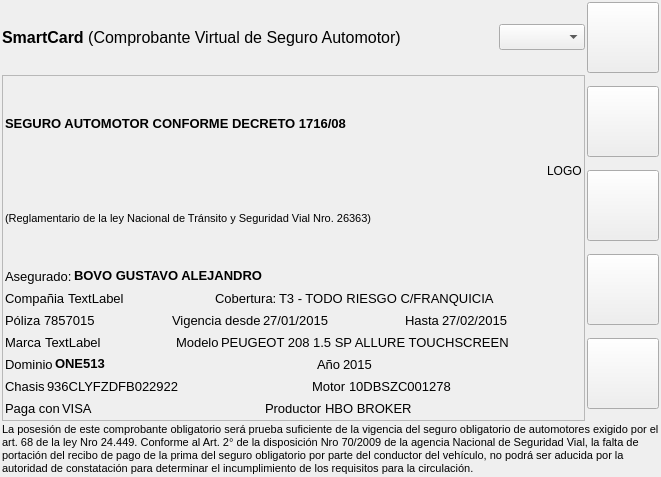
First picture: the form in dominioAsegurado/mainwindow.ui, repository diegowald/dominioSeguro, before the edit.
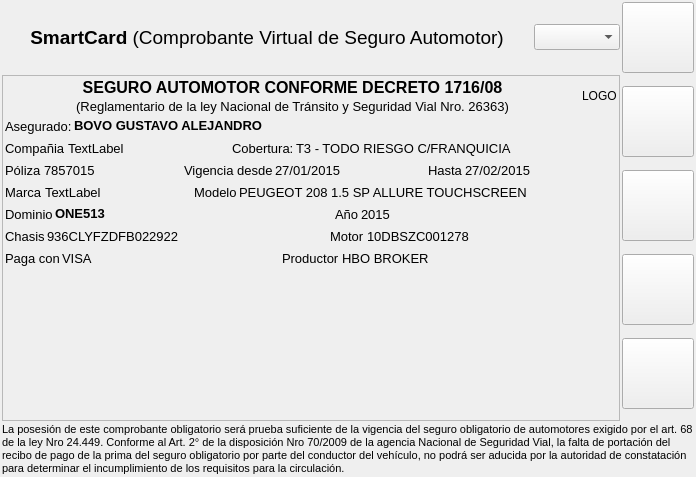
Second picture: the form after the edit. Icons and pictures are not drawn.

Commit message: correcciones esteticas en la pantalla ppal

Diff of the .ui file:
```diff
--- a/dominioAsegurado/mainwindow.ui
+++ b/dominioAsegurado/mainwindow.ui
@@ -6,7 +6,7 @@
    <rect>
     <x>0</x>
     <y>0</y>
-    <width>661</width>
+    <width>696</width>
     <height>477</height>
    </rect>
   </property>
@@ -48,29 +48,25 @@
       </property>
       <item>
        <widget class="QLabel" name="lblTitle">
+        <property name="sizePolicy">
+         <sizepolicy hsizetype="Expanding" vsizetype="Preferred">
+          <horstretch>0</horstretch>
+          <verstretch>0</verstretch>
+         </sizepolicy>
+        </property>
         <property name="font">
          <font>
-          <pointsize>12</pointsize>
+          <pointsize>14</pointsize>
          </font>
         </property>
         <property name="text">
          <string>&lt;html&gt;&lt;head/&gt;&lt;body&gt;&lt;p&gt;&lt;span style=&quot; font-weight:600;&quot;&gt;SmartCard&lt;/span&gt; (Comprobante Virtual de Seguro Automotor)&lt;/p&gt;&lt;/body&gt;&lt;/html&gt;</string>
         </property>
+        <property name="alignment">
+         <set>Qt::AlignCenter</set>
+        </property>
        </widget>
       </item>
-      <item>
-       <spacer name="horizontalSpacer_11">
-        <property name="orientation">
-         <enum>Qt::Horizontal</enum>
-        </property>
-        <property name="sizeHint" stdset="0">
-         <size>
-          <width>40</width>
-          <height>20</height>
-         </size>
-        </property>
-       </spacer>
-      </item>
       <item>
        <layout class="QHBoxLayout" name="horizontalLayout_3">
         <property name="spacing">
@@ -151,14 +147,14 @@
              <item>
               <widget class="QLabel" name="lbltiuloTarjeta">
                <property name="sizePolicy">
-                <sizepolicy hsizetype="Preferred" vsizetype="Expanding">
+                <sizepolicy hsizetype="Expanding" vsizetype="Preferred">
                  <horstretch>0</horstretch>
                  <verstretch>0</verstretch>
                 </sizepolicy>
                </property>
                <property name="font">
                 <font>
-                 <pointsize>10</pointsize>
+                 <pointsize>12</pointsize>
                 </font>
                </property>
                <property name="text">
@@ -167,6 +163,9 @@
                <property name="textFormat">
                 <enum>Qt::RichText</enum>
                </property>
+               <property name="alignment">
+                <set>Qt::AlignCenter</set>
+               </property>
                <property name="wordWrap">
                 <bool>false</bool>
                </property>
@@ -175,19 +174,22 @@
              <item>
               <widget class="QLabel" name="lblsubtituloTarjeta">
                <property name="sizePolicy">
-                <sizepolicy hsizetype="Preferred" vsizetype="Expanding">
+                <sizepolicy hsizetype="Expanding" vsizetype="Preferred">
                  <horstretch>0</horstretch>
                  <verstretch>0</verstretch>
                 </sizepolicy>
                </property>
                <property name="font">
                 <font>
-                 <pointsize>8</pointsize>
+                 <pointsize>10</pointsize>
                 </font>
                </property>
                <property name="text">
                 <string>(Reglamentario de la ley Nacional de Tránsito y Seguridad Vial Nro. 26363)</string>
                </property>
+               <property name="alignment">
+                <set>Qt::AlignCenter</set>
+               </property>
                <property name="wordWrap">
                 <bool>false</bool>
                </property>
@@ -195,19 +197,6 @@
              </item>
             </layout>
            </item>
-           <item>
-            <spacer name="horizontalSpacer_12">
-             <property name="orientation">
-              <enum>Qt::Horizontal</enum>
-             </property>
-             <property name="sizeHint" stdset="0">
-              <size>
-               <width>40</width>
-               <height>20</height>
-              </size>
-             </property>
-            </spacer>
-           </item>
            <item>
             <widget class="QLabel" name="lblLogo">
              <property name="sizePolicy">
@@ -793,6 +782,19 @@
            </item>
           </layout>
          </item>
+         <item>
+          <spacer name="verticalSpacer">
+           <property name="orientation">
+            <enum>Qt::Vertical</enum>
+           </property>
+           <property name="sizeHint" stdset="0">
+            <size>
+             <width>20</width>
+             <height>40</height>
+            </size>
+           </property>
+          </spacer>
+         </item>
         </layout>
        </widget>
       </item>
```
The commit also changes 1 other file.
